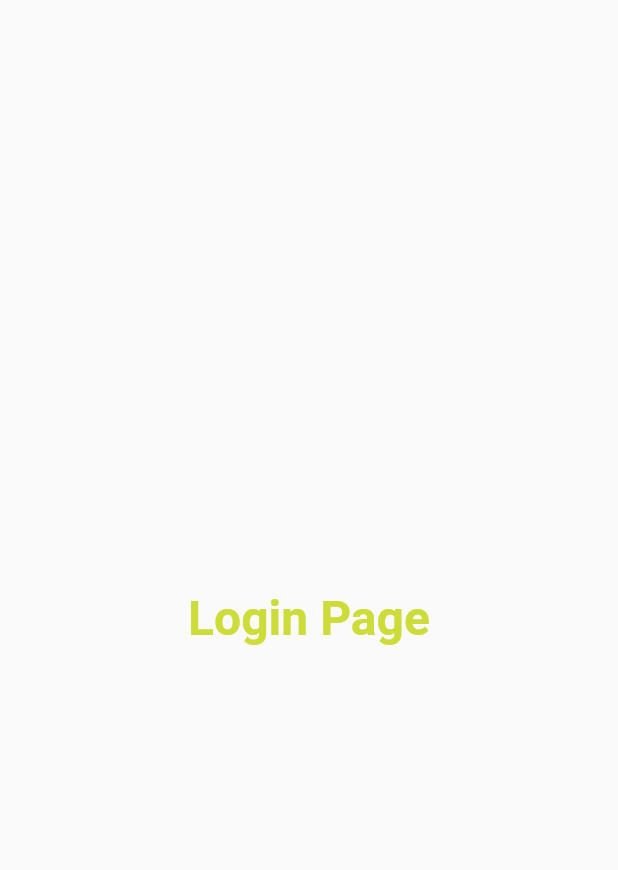
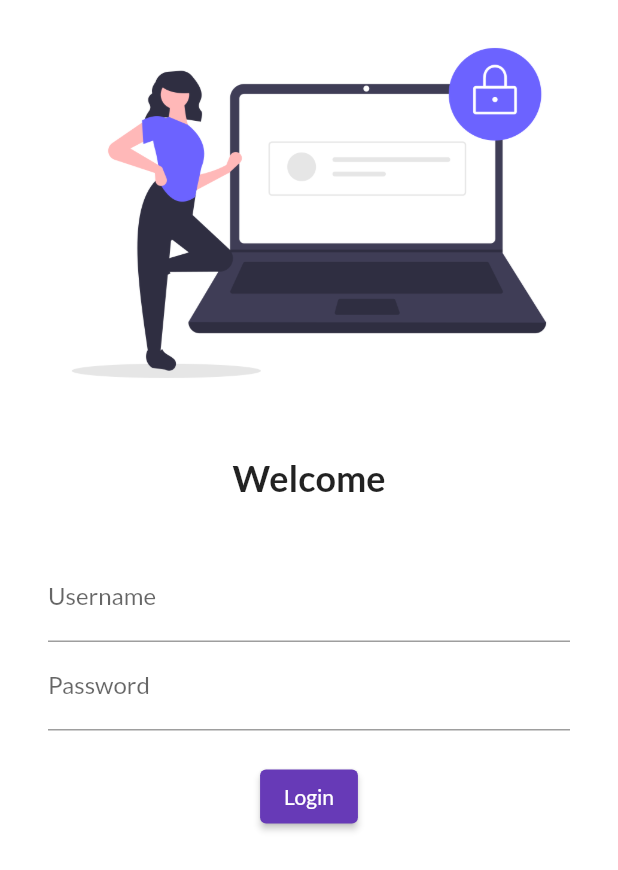
Before and after one commit to be-the-nerd/30DaysOfFlutter, a Flutter app: the screen it shows after launch, on a phone screen of 412 x 824 dp. Shown: the top 870 px of the screen. Run offline on Flutter 3.47's test engine with Material 2 defaults, Android fonts, the phone set to English and light mode, and no system bars; our stand-ins replace google_fonts; statements that could not run were skipped.

Commit message:
Day 4 completed

```diff
--- a/lib/main.dart
+++ b/lib/main.dart
@@ -1,6 +1,7 @@
 import 'package:flutter/material.dart';
 import 'package:flutter_catalog/pages/home_page.dart';
 import 'package:flutter_catalog/pages/login_page.dart';
+import 'package:google_fonts/google_fonts.dart';
 
 void main() {
   runApp(MyApp());
@@ -17,13 +18,16 @@ class MyApp extends StatelessWidget {
     var day = "Tuesday";
     const pi = 3.14; */
 
-    bringVegetables(rupees: 50, bag: true);
+    bringVegetables(bag: true, rupees: 50);
 
     return MaterialApp(
-      theme: ThemeData(primarySwatch: Colors.deepPurple),
       themeMode: ThemeMode.light,
+      theme: ThemeData(
+        primarySwatch: Colors.deepPurple,
+        fontFamily: GoogleFonts.lato().fontFamily,
+      ),
       darkTheme: ThemeData(
-        primarySwatch: Colors.green,
+        brightness: Brightness.dark,
       ),
       initialRoute: "/home",
       routes: {
--- a/lib/pages/login_page.dart
+++ b/lib/pages/login_page.dart
@@ -6,13 +6,49 @@ class LoginPage extends StatelessWidget {
   @override
   Widget build(BuildContext context) {
     return Material(
-      child: Center(
-        child: Text(
-          "Login Page",
-          style: TextStyle(
-              fontSize: 40, color: Colors.lime, fontWeight: FontWeight.bold),
-          textScaleFactor: 0.8,
-        ),
+      color: Colors.white,
+      child: Column(
+        children: [
+          Image.asset(
+            "assets/images/login_image.png",
+            fit: BoxFit.cover,
+          ),
+          SizedBox(
+            height: 20.0,
+          ),
+          Text(
+            "Welcome",
+            style: TextStyle(fontSize: 24, fontWeight: FontWeight.bold),
+          ),
+          SizedBox(
+            height: 20.0,
+          ),
+          Padding(
+            padding:
+                const EdgeInsets.symmetric(vertical: 16.0, horizontal: 32.0),
+            child: Column(
+              children: [
+                TextFormField(
+                  decoration: InputDecoration(
+                      hintText: "Enter Username", labelText: "Username"),
+                ),
+                TextFormField(
+                  obscureText: true,
+                  decoration: InputDecoration(
+                      hintText: "Enter Password", labelText: "Password"),
+                ),
+                SizedBox(
+                  height: 20.0,
+                ),
+                ElevatedButton(
+                  onPressed: () {},
+                  child: Text("Login"),
+                  style: TextButton.styleFrom(),
+                )
+              ],
+            ),
+          ),
+        ],
       ),
     );
   }
```
Also changed, not shown: pubspec.yaml (+7 -2 lines), assets/images/login_image.png (added), pubspec.lock, 1 other file.
